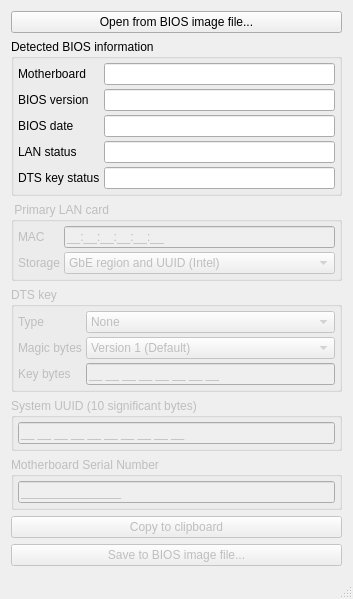
Before: the Qt Designer form fd44editor.ui in LongSoft/FD44Editor, drawn with Qt 5.
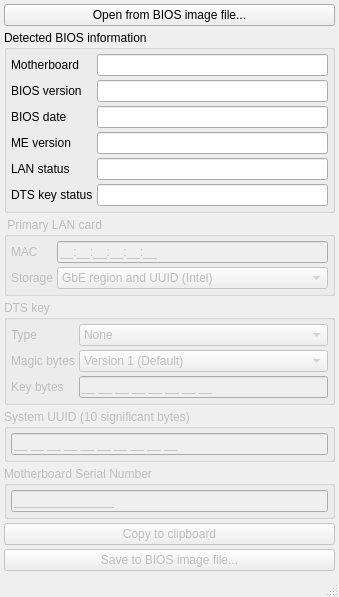
After: the same form once the commit is applied.

Patch:
```diff
--- a/fd44editor.ui
+++ b/fd44editor.ui
@@ -6,7 +6,7 @@
    <rect>
     <x>0</x>
     <y>0</y>
-    <width>305</width>
+    <width>295</width>
     <height>532</height>
    </rect>
   </property>
@@ -27,6 +27,12 @@
     </sizepolicy>
    </property>
    <layout class="QVBoxLayout" name="verticalLayout">
+    <property name="spacing">
+     <number>4</number>
+    </property>
+    <property name="margin">
+     <number>4</number>
+    </property>
     <item>
      <widget class="QPushButton" name="fromFileButton">
       <property name="text">
@@ -116,6 +122,29 @@
         </widget>
        </item>
        <item row="3" column="0">
+        <widget class="QLabel" name="meVersionLabel">
+         <property name="sizePolicy">
+          <sizepolicy hsizetype="Fixed" vsizetype="Preferred">
+           <horstretch>0</horstretch>
+           <verstretch>0</verstretch>
+          </sizepolicy>
+         </property>
+         <property name="text">
+          <string>ME version</string>
+         </property>
+        </widget>
+       </item>
+       <item row="3" column="1">
+        <widget class="QLineEdit" name="meVersionEdit">
+         <property name="enabled">
+          <bool>true</bool>
+         </property>
+         <property name="readOnly">
+          <bool>true</bool>
+         </property>
+        </widget>
+       </item>
+       <item row="4" column="0">
         <widget class="QLabel" name="lanLabel">
          <property name="sizePolicy">
           <sizepolicy hsizetype="Fixed" vsizetype="Preferred">
@@ -128,7 +157,7 @@
          </property>
         </widget>
        </item>
-       <item row="3" column="1">
+       <item row="4" column="1">
         <widget class="QLineEdit" name="lanEdit">
          <property name="enabled">
           <bool>true</bool>
@@ -138,7 +167,7 @@
          </property>
         </widget>
        </item>
-       <item row="4" column="0">
+       <item row="5" column="0">
         <widget class="QLabel" name="dtsLabel">
          <property name="sizePolicy">
           <sizepolicy hsizetype="Fixed" vsizetype="Preferred">
@@ -151,7 +180,7 @@
          </property>
         </widget>
        </item>
-       <item row="4" column="1">
+       <item row="5" column="1">
         <widget class="QLineEdit" name="dtsEdit">
          <property name="enabled">
           <bool>true</bool>
```
Left out of the diff: 4 changed lines with no effect on the pictures.
